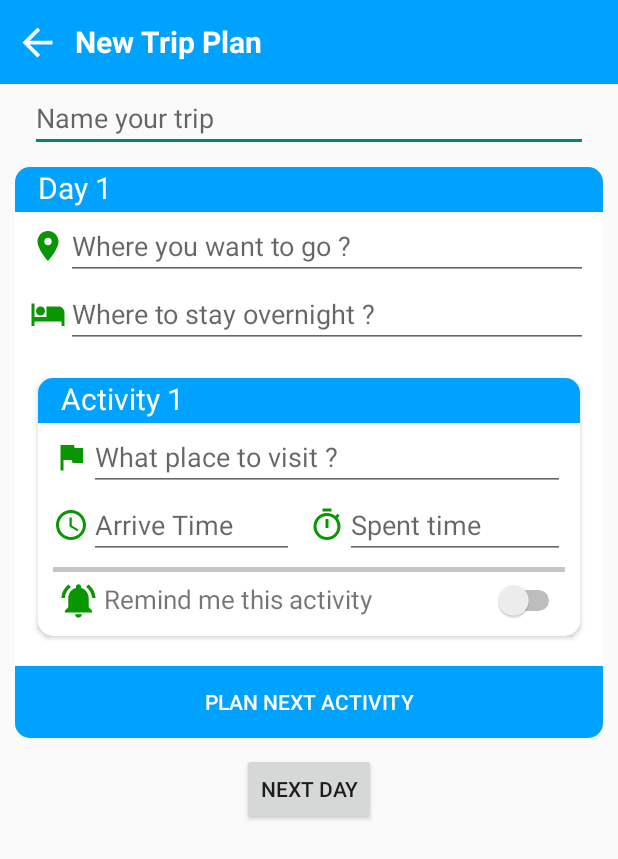
After one commit to mrjimmy113/travel, an Android app: the PlanActivity screen opened directly, with no data from a screen before it, on a phone screen of 412 x 824 dp. The commit adds this screen. Shown: the top 859 px of the screen. Run offline under Robolectric (Android 15) with nearby library versions, the phone set to English and light mode, and no system bars.

Commit message:
New plan trip layout

```diff
--- a/app/src/main/AndroidManifest.xml
+++ b/app/src/main/AndroidManifest.xml
@@ -8,8 +8,9 @@
         android:label="@string/app_name"
         android:roundIcon="@mipmap/ic_launcher_round"
         android:supportsRtl="true"
-        android:theme="@style/Theme.AppCompat.Light.NoActionBar" >
-        <activity android:name=".MainActivity"
+        android:theme="@style/Theme.AppCompat.Light.NoActionBar">
+        <activity
+            android:name=".MainActivity"
             android:configChanges="orientation"
             android:screenOrientation="portrait"
             android:theme="@style/AppTheme">
@@ -19,6 +20,7 @@
                 <category android:name="android.intent.category.LAUNCHER" />
             </intent-filter>
         </activity>
+        <activity android:name=".PlanActivity"></activity>
     </application>
 
 </manifest>
--- a/app/src/main/java/day01/quang/projectmon/MainActivity.java
+++ b/app/src/main/java/day01/quang/projectmon/MainActivity.java
@@ -1,5 +1,6 @@
 package day01.quang.projectmon;
 
+import android.content.Intent;
 import android.support.design.widget.NavigationView;
 import android.support.v4.view.GravityCompat;
 import android.support.v4.widget.DrawerLayout;
@@ -63,5 +64,7 @@ public class MainActivity extends AppCompatActivity {
         no_data.setVisibility(View.GONE);
         yourTrip.setVisibility(View.VISIBLE);
         card.setVisibility(View.VISIBLE);
+        Intent intent = new Intent(this, PlanActivity.class);
+        startActivity(intent);
     }
 }
--- /dev/null
+++ b/app/src/main/java/day01/quang/projectmon/PlanActivity.java
@@ -0,0 +1,13 @@
+package day01.quang.projectmon;
+
+import android.support.v7.app.AppCompatActivity;
+import android.os.Bundle;
+
+public class PlanActivity extends AppCompatActivity {
+
+    @Override
+    protected void onCreate(Bundle savedInstanceState) {
+        super.onCreate(savedInstanceState);
+        setContentView(R.layout.activity_plan);
+    }
+}
--- /dev/null
+++ b/app/src/main/res/drawable/ic_destination.xml
@@ -0,0 +1,9 @@
+<vector xmlns:android="http://schemas.android.com/apk/res/android"
+        android:width="24dp"
+        android:height="24dp"
+        android:viewportWidth="24.0"
+        android:viewportHeight="24.0">
+    <path
+        android:fillColor="@color/ic_new_trip"
+        android:pathData="M12,2C8.13,2 5,5.13 5,9c0,5.25 7,13 7,13s7,-7.75 7,-13c0,-3.87 -3.13,-7 -7,-7zM12,11.5c-1.38,0 -2.5,-1.12 -2.5,-2.5s1.12,-2.5 2.5,-2.5 2.5,1.12 2.5,2.5 -1.12,2.5 -2.5,2.5z"/>
+</vector>
--- /dev/null
+++ b/app/src/main/res/drawable/ic_function_back.xml
@@ -0,0 +1,9 @@
+<vector xmlns:android="http://schemas.android.com/apk/res/android"
+        android:width="30dp"
+        android:height="30dp"
+        android:viewportWidth="24.0"
+        android:viewportHeight="24.0">
+    <path
+        android:fillColor="#ffff"
+        android:pathData="M20,11H7.83l5.59,-5.59L12,4l-8,8 8,8 1.41,-1.41L7.83,13H20v-2z"/>
+</vector>
--- /dev/null
+++ b/app/src/main/res/drawable/ic_hotel.xml
@@ -0,0 +1,9 @@
+<vector xmlns:android="http://schemas.android.com/apk/res/android"
+        android:width="24dp"
+        android:height="24dp"
+        android:viewportWidth="24.0"
+        android:viewportHeight="24.0">
+    <path
+        android:fillColor="@color/ic_new_trip"
+        android:pathData="M7,13c1.66,0 3,-1.34 3,-3S8.66,7 7,7s-3,1.34 -3,3 1.34,3 3,3zM19,7h-8v7L3,14L3,5L1,5v15h2v-3h18v3h2v-9c0,-2.21 -1.79,-4 -4,-4z"/>
+</vector>
--- /dev/null
+++ b/app/src/main/res/drawable/ic_remind.xml
@@ -0,0 +1,9 @@
+<vector xmlns:android="http://schemas.android.com/apk/res/android"
+        android:width="24dp"
+        android:height="24dp"
+        android:viewportWidth="24.0"
+        android:viewportHeight="24.0">
+    <path
+        android:fillColor="@color/ic_new_trip"
+        android:pathData="M7.58,4.08L6.15,2.65C3.75,4.48 2.17,7.3 2.03,10.5h2c0.15,-2.65 1.51,-4.97 3.55,-6.42zM19.97,10.5h2c-0.15,-3.2 -1.73,-6.02 -4.12,-7.85l-1.42,1.43c2.02,1.45 3.39,3.77 3.54,6.42zM18,11c0,-3.07 -1.64,-5.64 -4.5,-6.32L13.5,4c0,-0.83 -0.67,-1.5 -1.5,-1.5s-1.5,0.67 -1.5,1.5v0.68C7.63,5.36 6,7.92 6,11v5l-2,2v1h16v-1l-2,-2v-5zM12,22c0.14,0 0.27,-0.01 0.4,-0.04 0.65,-0.14 1.18,-0.58 1.44,-1.18 0.1,-0.24 0.15,-0.5 0.15,-0.78h-4c0.01,1.1 0.9,2 2.01,2z"/>
+</vector>
--- /dev/null
+++ b/app/src/main/res/drawable/ic_spent_time.xml
@@ -0,0 +1,9 @@
+<vector xmlns:android="http://schemas.android.com/apk/res/android"
+        android:width="24dp"
+        android:height="24dp"
+        android:viewportWidth="24.0"
+        android:viewportHeight="24.0">
+    <path
+        android:fillColor="@color/ic_new_trip"
+        android:pathData="M15,1L9,1v2h6L15,1zM11,14h2L13,8h-2v6zM19.03,7.39l1.42,-1.42c-0.43,-0.51 -0.9,-0.99 -1.41,-1.41l-1.42,1.42C16.07,4.74 14.12,4 12,4c-4.97,0 -9,4.03 -9,9s4.02,9 9,9 9,-4.03 9,-9c0,-2.12 -0.74,-4.07 -1.97,-5.61zM12,20c-3.87,0 -7,-3.13 -7,-7s3.13,-7 7,-7 7,3.13 7,7 -3.13,7 -7,7z"/>
+</vector>
--- /dev/null
+++ b/app/src/main/res/drawable/ic_start_time.xml
@@ -0,0 +1,9 @@
+<vector xmlns:android="http://schemas.android.com/apk/res/android"
+        android:width="24dp"
+        android:height="24dp"
+        android:viewportWidth="24.0"
+        android:viewportHeight="24.0">
+    <path
+        android:fillColor="@color/ic_new_trip"
+        android:pathData="M11.99,2C6.47,2 2,6.48 2,12s4.47,10 9.99,10C17.52,22 22,17.52 22,12S17.52,2 11.99,2zM12,20c-4.42,0 -8,-3.58 -8,-8s3.58,-8 8,-8 8,3.58 8,8 -3.58,8 -8,8zM12.5,7H11v6l5.25,3.15 0.75,-1.23 -4.5,-2.67z"/>
+</vector>
--- /dev/null
+++ b/app/src/main/res/drawable/ic_visit_place.xml
@@ -0,0 +1,9 @@
+<vector xmlns:android="http://schemas.android.com/apk/res/android"
+        android:width="24dp"
+        android:height="24dp"
+        android:viewportWidth="24.0"
+        android:viewportHeight="24.0">
+    <path
+        android:fillColor="@color/ic_new_trip"
+        android:pathData="M14.4,6L14,4H5v17h2v-7h5.6l0.4,2h7V6z"/>
+</vector>
--- /dev/null
+++ b/app/src/main/res/layout/activity_plan.xml
@@ -0,0 +1,216 @@
+<?xml version="1.0" encoding="utf-8"?>
+<LinearLayout xmlns:android="http://schemas.android.com/apk/res/android"
+    xmlns:app="http://schemas.android.com/apk/res-auto"
+    xmlns:tools="http://schemas.android.com/tools"
+    android:layout_width="match_parent"
+    android:orientation="vertical"
+    android:layout_height="match_parent"
+    tools:context="day01.quang.projectmon.PlanActivity">
+    <FrameLayout
+        android:layout_width="match_parent"
+        android:layout_height="wrap_content">
+        <android.support.v7.widget.Toolbar
+            app:titleTextColor="@color/toolBar_text"
+            android:id="@+id/toolbar"
+            android:layout_width="match_parent"
+            android:layout_height="?attr/actionBarSize"
+            android:background="@color/colorPrimary"
+            android:theme="@style/ThemeOverlay.AppCompat.ActionBar" />
+        <LinearLayout
+            android:layout_width="match_parent"
+            android:layout_height="match_parent">
+            <ImageButton
+                android:paddingLeft="10dp"
+                android:background="#00ff0000"
+                android:src="@drawable/ic_function_back"
+                android:layout_width="wrap_content"
+                android:layout_height="match_parent" />
+            <TextView
+                android:layout_marginLeft="10dp"
+                android:textStyle="bold"
+                android:textSize="20sp"
+                android:gravity="center_vertical"
+                android:textColor="@color/toolBar_text"
+                android:text="New Trip Plan"
+                android:layout_width="match_parent"
+                android:layout_height="match_parent" />
+        </LinearLayout>
+    </FrameLayout>
+    <EditText
+        android:layout_marginHorizontal="20dp"
+        android:hint="Name your trip"
+        android:layout_width="match_parent"
+        android:layout_height="wrap_content" />
+
+    <android.support.v7.widget.CardView
+        xmlns:card_view="http://schemas.android.com/apk/res-auto"
+        app:cardCornerRadius="10dp"
+        card_view:cardPreventCornerOverlap="false"
+        android:layout_margin="10dp"
+        android:layout_width="match_parent"
+        android:layout_height="wrap_content">
+
+        <LinearLayout
+            android:orientation="vertical"
+            android:layout_width="match_parent"
+            android:layout_height="wrap_content">
+            <TextView
+                android:paddingLeft="15dp"
+                android:textSize="20sp"
+                android:background="@color/colorPrimary"
+                android:textColor="@color/toolBar_text"
+                android:text="Day 1"
+                android:layout_width="match_parent"
+                android:layout_height="30dp" />
+            <LinearLayout
+                android:layout_marginHorizontal="10dp"
+                android:orientation="vertical"
+                android:layout_width="match_parent"
+                android:layout_height="wrap_content">
+                <LinearLayout
+                    android:layout_width="match_parent"
+                    android:layout_height="wrap_content">
+
+                    <ImageView
+                        android:src="@drawable/ic_destination"
+                        android:layout_width="wrap_content"
+                        android:layout_height="match_parent" />
+                    <EditText
+                        android:hint="Where you want to go ?"
+                        android:layout_width="match_parent"
+                        android:layout_height="wrap_content" />
+                </LinearLayout>
+                <LinearLayout
+                    android:layout_width="match_parent"
+                    android:layout_height="wrap_content">
+
+                    <ImageView
+                        android:src="@drawable/ic_hotel"
+                        android:layout_width="wrap_content"
+                        android:layout_height="match_parent" />
+                    <EditText
+                        android:hint="Where to stay overnight ?"
+                        android:layout_width="match_parent"
+                        android:layout_height="wrap_content" />
+                </LinearLayout>
+            </LinearLayout>
+            <android.support.v7.widget.CardView
+                xmlns:card_view="http://schemas.android.com/apk/res-auto"
+                app:cardCornerRadius="10dp"
+                android:layout_marginVertical="20dp"
+                android:layout_marginHorizontal="15dp"
+                android:layout_width="match_parent"
+                android:layout_height="wrap_content">
+                <LinearLayout
+                    android:paddingBottom="10dp"
+                    android:orientation="vertical"
+                    android:layout_width="match_parent"
+                    android:layout_height="wrap_content">
+                    <TextView
+                        android:paddingLeft="15dp"
+                        android:textSize="20sp"
+                        android:background="@color/colorPrimary"
+                        android:textColor="@color/toolBar_text"
+                        android:text="Activity 1"
+                        android:layout_width="match_parent"
+                        android:layout_height="30dp" />
+                    <LinearLayout
+                        android:layout_marginHorizontal="10dp"
+                        android:orientation="vertical"
+                        android:layout_width="match_parent"
+                        android:layout_height="wrap_content">
+                        <LinearLayout
+                            android:layout_width="match_parent"
+                            android:layout_height="wrap_content">
+
+                            <ImageView
+                                android:src="@drawable/ic_visit_place"
+                                android:layout_width="wrap_content"
+                                android:layout_height="match_parent" />
+                            <EditText
+                                android:hint="What place to visit ?"
+                                android:layout_width="match_parent"
+                                android:layout_height="wrap_content" />
+                        </LinearLayout>
+                        <LinearLayout
+                            android:weightSum="2"
+                            android:layout_width="match_parent"
+                            android:layout_height="wrap_content">
+                            <LinearLayout
+                                android:paddingRight="10dp"
+                                android:layout_weight="1"
+                                android:layout_width="0dp"
+                                android:layout_height="wrap_content">
+
+                                <ImageView
+                                    android:src="@drawable/ic_start_time"
+                                    android:layout_width="wrap_content"
+                                    android:layout_height="match_parent" />
+                                <EditText
+                                    android:hint="Arrive Time"
+                                    android:layout_width="match_parent"
+                                    android:layout_height="wrap_content" />
+                            </LinearLayout>
+                            <LinearLayout
+                                android:layout_weight="1"
+                                android:layout_width="0dp"
+                                android:layout_height="wrap_content">
+
+                                <ImageView
+                                    android:src="@drawable/ic_spent_time"
+                                    android:layout_width="wrap_content"
+                                    android:layout_height="match_parent" />
+                                <EditText
+                                    android:hint="Spent time"
+                                    android:layout_width="match_parent"
+                                    android:layout_height="wrap_content" />
+                            </LinearLayout>
+
+                        </LinearLayout>
+                        <View
+                            android:layout_marginVertical="5dp"
+                            android:background="#c6c6c6"
+                            android:layout_width="match_parent"
+                            android:layout_height="3dp"/>
+                        <LinearLayout
+                            android:weightSum="10"
+                            android:layout_width="match_parent"
+                            android:layout_height="wrap_content">
+                            <ImageView
+                                android:layout_weight="1"
+                                android:src="@drawable/ic_remind"
+                                android:layout_width="0dp"
+                                android:layout_height="match_parent" />
+                            <TextView
+                                android:textSize="17sp"
+                                android:layout_weight="7"
+                                android:text="Remind me this activity"
+                                android:layout_width="0dp"
+                                android:layout_height="wrap_content" />
+                            <Switch
+                                android:layout_weight="2"
+                                android:layout_width="0dp"
+                                android:layout_height="wrap_content" />
+                        </LinearLayout>
+                    </LinearLayout>
+
+                </LinearLayout>
+            </android.support.v7.widget.CardView>
+
+            <Button
+                android:textColor="@color/toolBar_text"
+                android:text="Plan next activity"
+                android:background="@color/colorPrimary"
+                android:layout_width="match_parent"
+                android:layout_height="wrap_content" />
+        </LinearLayout>
+
+    </android.support.v7.widget.CardView>
+
+    <Button
+        android:text="Next Day"
+        android:layout_gravity="center"
+        android:layout_width="wrap_content"
+        android:layout_height="wrap_content" />
+
+</LinearLayout>
--- a/app/src/main/res/values/colors.xml
+++ b/app/src/main/res/values/colors.xml
@@ -4,4 +4,5 @@
     <color name="colorPrimaryDark">#303F9F</color>
     <color name="colorAccent">#FF4081</color>
     <color name="toolBar_text">#ffffff</color>
+    <color name="ic_new_trip">#089702</color>
 </resources>
```
